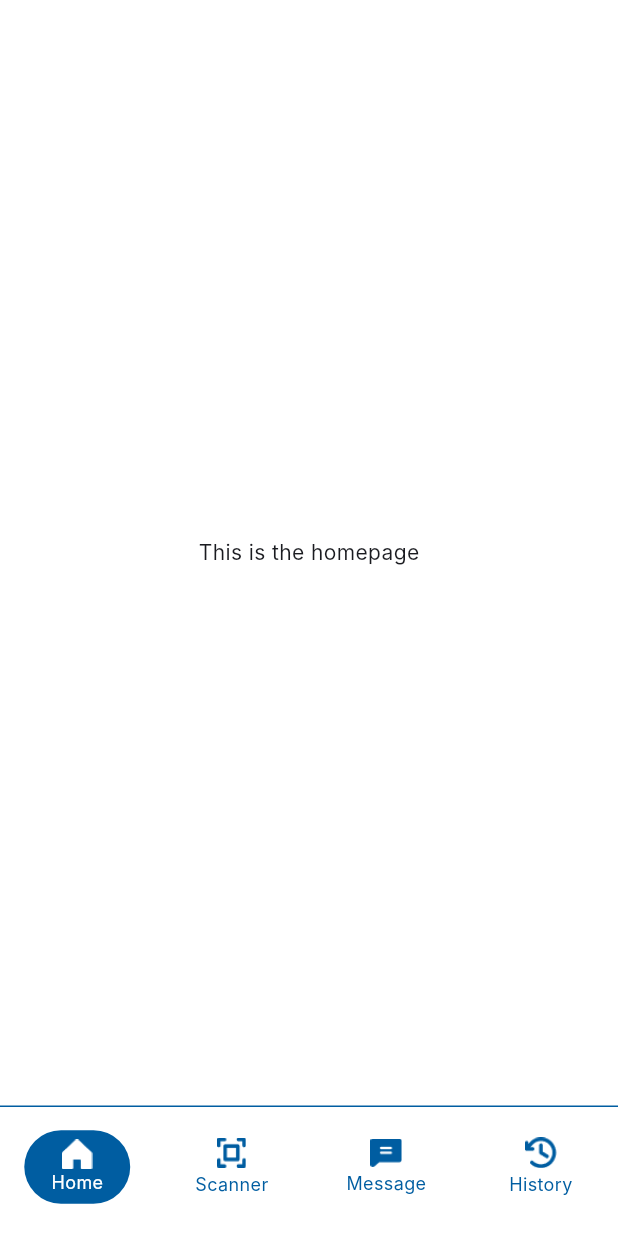
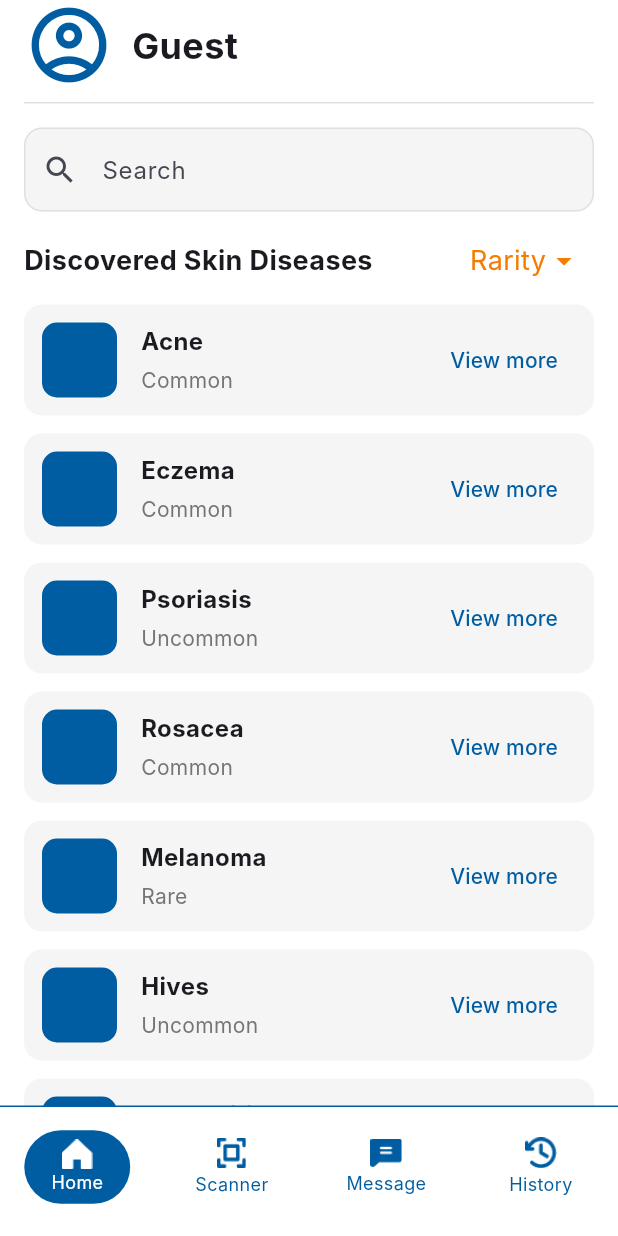
Before and after one commit to jysnz/AI-SKINWISE-V2, a Flutter app: the screen it shows after launch, on a phone screen of 412 x 824 dp. Run offline on Flutter 3.47's test engine with Material 3 defaults, Android fonts, the phone set to English and light mode, and no system bars; our stand-ins replace camera, google_fonts, image_picker; Roboto replaces fonts that are missing (Inter).

Commit message:
dashboard content done

```diff
--- /dev/null
+++ b/lib/Pages/Dashboard_Page/DashboardContent.dart
@@ -0,0 +1,378 @@
+// File: dashboard/DashboardContent.dart
+
+import 'package:flutter/material.dart';
+import 'AccountPage.dart'; // Import the account page for navigation
+
+class DashboardContent extends StatefulWidget {
+  DashboardContent({Key? key}) : super(key: key);
+
+  @override
+  State<DashboardContent> createState() => _DashboardContentState();
+}
+
+class _DashboardContentState extends State<DashboardContent> {
+
+  // --- STATE VARIABLES ---
+
+  List<Map<String, String>> _masterDiseaseList = []; // Holds all data from DB
+  List<Map<String, String>> _filteredDiseaseList = []; // Holds the displayed data
+  bool _isLoading = true;
+
+  final List<String> _rarityOptions = ['All', 'Common', 'Uncommon', 'Rare', 'Very Rare'];
+  String _selectedRarity = 'All';
+
+  final TextEditingController _searchController = TextEditingController();
+  final FocusNode _searchFocusNode = FocusNode();
+  bool _isSearchActive = false;
+
+
+  @override
+  void initState() {
+    super.initState();
+    _fetchDiseasesFromDatabase();
+
+    _searchFocusNode.addListener(() {
+      setState(() {
+        _isSearchActive = _searchFocusNode.hasFocus;
+      });
+    });
+
+    _searchController.addListener(() {
+      _filterList();
+    });
+  }
+
+  @override
+  void dispose() {
+    _searchController.dispose();
+    _searchFocusNode.dispose();
+    super.dispose();
+  }
+
+  Future<void> _fetchDiseasesFromDatabase() async {
+    await Future.delayed(const Duration(seconds: 2)); // Simulate network call
+
+    final List<Map<String, String>> dataFromDb = [
+      {'name': 'Acne', 'rarity': 'Common'},
+      {'name': 'Eczema', 'rarity': 'Common'},
+      {'name': 'Psoriasis', 'rarity': 'Uncommon'},
+      {'name': 'Rosacea', 'rarity': 'Common'},
+      {'name': 'Melanoma', 'rarity': 'Rare'},
+      {'name': 'Hives', 'rarity': 'Uncommon'},
+      {'name': 'Dermatitis', 'rarity': 'Common'},
+      {'name': 'Vitiligo', 'rarity': 'Very Rare'},
+    ];
+
+    if (mounted) {
+      setState(() {
+        _masterDiseaseList = dataFromDb;
+        _filteredDiseaseList = dataFromDb; // Initially, show all
+        _isLoading = false;
+      });
+    }
+  }
+
+  void _filterList() {
+    final String query = _searchController.text.toLowerCase();
+
+    List<Map<String, String>> filteredList = _masterDiseaseList;
+
+    if (_selectedRarity != 'All') {
+      filteredList = filteredList.where((disease) {
+        return disease['rarity'] == _selectedRarity;
+      }).toList();
+    }
+
+    if (query.isNotEmpty) {
+      filteredList = filteredList.where((disease) {
+        return disease['name']!.toLowerCase().contains(query);
+      }).toList();
+    }
+
+    setState(() {
+      _filteredDiseaseList = filteredList;
+    });
+  }
+
+
+  @override
+  Widget build(BuildContext context) {
+    return SafeArea(
+      child: SingleChildScrollView(
+        child: Column(
+          crossAxisAlignment: CrossAxisAlignment.start,
+          children: [
+
+            // 1. Custom Header (Profile)
+            InkWell(
+              onTap: () {
+                Navigator.push(
+                  context,
+                  MaterialPageRoute(builder: (context) => const AccountPage()),
+                );
+              },
+              child: Padding(
+                padding: const EdgeInsets.symmetric(horizontal: 16.0),
+                child: Row(
+                  children: [
+                    Icon(Icons.account_circle_outlined, size: 60, color: Color(0xFF005DA1)),
+                    const SizedBox(width: 12),
+                    const Text(
+                      'Guest',
+                      style: TextStyle(fontSize: 24, fontWeight: FontWeight.bold),
+                    ),
+                  ],
+                ),
+              ),
+            ),
+
+            // Line between Guest and Search Bar ✅
+            Padding(
+              padding: const EdgeInsets.symmetric(horizontal: 16.0, vertical: 8.0),
+              child: Divider(
+                thickness: 1,
+                height: 1,
+                color: Colors.grey[300],
+              ),
+            ),
+
+
+
+            // 2. Search Bar
+            Padding(
+              padding: const EdgeInsets.fromLTRB(16.0, 8.0, 16.0, 20.0),
+              child: AnimatedContainer(
+                duration: const Duration(milliseconds: 200),
+                decoration: BoxDecoration(
+                  borderRadius: BorderRadius.circular(12.0),
+                ),
+                child: TextField(
+                  controller: _searchController,
+                  focusNode: _searchFocusNode,
+                  decoration: InputDecoration(
+                    hintText: 'Search',
+                    prefixIcon: const Icon(Icons.search),
+                    border: OutlineInputBorder(
+                      borderRadius: BorderRadius.circular(12.0),
+                      borderSide: BorderSide(
+                        color: _isSearchActive ? Color(0xFF005DA1) : Colors.transparent,
+                        width: 1.5,
+                      ),
+                    ),
+                    enabledBorder: OutlineInputBorder(
+                      borderRadius: BorderRadius.circular(12.0),
+                      borderSide: BorderSide(
+                        color: Colors.grey[300]!,
+                        width: 1.0,
+                      ),
+                    ),
+                    focusedBorder: OutlineInputBorder(
+                      borderRadius: BorderRadius.circular(12.0),
+                      borderSide: BorderSide(
+                        color: Color(0xFF005DA1),
+                        width: 2.0,
+                      ),
+                    ),
+                    filled: true,
+                    fillColor: Colors.grey[100],
+                  ),
+                ),
+              ),
+            ),
+
+            // 3. Section Header (Rarity Dropdown)
+            Padding(
+              padding: const EdgeInsets.fromLTRB(16.0, 0, 16.0, 10.0),
+              child: Row(
+                mainAxisAlignment: MainAxisAlignment.spaceBetween,
+                children: [
+                  const Text(
+                    'Discovered Skin Diseases',
+                    style: TextStyle(fontSize: 18, fontWeight: FontWeight.bold),
+                  ),
+
+                  // --- MODIFIED: Replaced Dropdown with PopupMenuButton for precise layout ---
+                  PopupMenuButton<String>(
+
+                    // --- NEW 1: Adjusts the pop-up location ---
+                    // (dx, dy) - 0 horizontal, 40 pixels down
+                    offset: const Offset(0, 30),
+
+                    // --- NEW 2: Adjusts the menu's width ---
+                    constraints: const BoxConstraints(
+                      minWidth: 160, // Forces menu to be at least 160px wide
+                    ),
+
+                    // This builds the "Rarity" button
+                    child: Padding(
+                      padding: const EdgeInsets.symmetric(horizontal: 8.0), //Gives it some tap space
+                      child: Row(
+                        mainAxisSize: MainAxisSize.min,
+                        children: [
+                          Text(
+                            'Rarity', // This is now a static label
+                            style: TextStyle(
+                              color: Colors.orange[700],
+                              fontSize: 18,
+                              fontWeight: FontWeight.normal,
+                            ),
+                          ),
+                          Icon(Icons.arrow_drop_down, color: Colors.orange[700]),
+                        ],
+                      ),
+                    ),
+
+                    onSelected: (String newValue) {
+                      setState(() {
+                        _selectedRarity = newValue;
+                      });
+                      _filterList();
+                    },
+
+                    // These properties style the menu itself
+                    color: const Color(0xFF005DA1), // Blue background
+                    shape: RoundedRectangleBorder(
+                      borderRadius: BorderRadius.circular(12),
+                    ),
+
+                    // This builds the list of items
+                    itemBuilder: (BuildContext context) {
+                      return _rarityOptions.map((String value) {
+                        bool isSelected = (_selectedRarity == value);
+
+                        return PopupMenuItem<String>(
+                          value: value,
+                          padding: EdgeInsets.zero,
+                          child: Container(
+                            width: double.infinity,
+                            // ✅ Margin pushes the selected highlight inward
+                            margin: EdgeInsets.symmetric(
+                              horizontal: isSelected ? 8.0 : 0.0,
+                            ),
+                            padding: const EdgeInsets.symmetric(horizontal: 16, vertical: 12),
+                            decoration: BoxDecoration(
+                              color: isSelected ? Colors.white : Colors.transparent,
+                              borderRadius: BorderRadius.circular(8.0),
+                            ),
+                            child: Text(
+                              value,
+                              style: TextStyle(
+                                color: isSelected ? Color(0xFF005DA1) : Colors.white,
+                                fontWeight: isSelected ? FontWeight.bold : FontWeight.normal,
+                              ),
+                            ),
+                          ),
+
+                        );
+
+                      }).toList();
+                    },
+                  ),
+                ], // <-- This bracket closes the Row's children
+              ), // <-- This parenthesis closes the Row
+            ), // <-- This parenthesis closes the Padding
+
+            // 4. List of Diseases
+            Container(
+              child: _isLoading
+                  ? const Center(
+                child: Padding(
+                  padding: EdgeInsets.all(32.0),
+                  child: CircularProgressIndicator(),
+                ),
+              )
+                  : _filteredDiseaseList.isEmpty
+                  ? const Center(
+                child: Padding(
+                  padding: EdgeInsets.all(32.0),
+                  child: Text('No diseases found.'),
+                ),
+              )
+                  : ListView.builder(
+                itemCount: _filteredDiseaseList.length,
+                shrinkWrap: true,
+                physics: const NeverScrollableScrollPhysics(),
+                itemBuilder: (context, index) {
+                  final disease = _filteredDiseaseList[index];
+                  return DiseaseCard(
+                    name: disease['name']!,
+                    rarity: disease['rarity']!,
+                  );
+                },
+              ),
+            ),
+          ],
+        ),
+      ),
+    );
+  }
+}
+
+
+// 5. Reusable Card Widget - No changes needed
+class DiseaseCard extends StatelessWidget {
+  final String name;
+  final String rarity;
+
+  const DiseaseCard({
+    Key? key,
+    required this.name,
+    required this.rarity,
+  }) : super(key: key);
+
+  @override
+  Widget build(BuildContext context) {
+    return Padding(
+      padding: const EdgeInsets.symmetric(horizontal: 16.0, vertical: 6.0),
+      child: Container(
+        padding: const EdgeInsets.all(12.0),
+        decoration: BoxDecoration(
+          color: Colors.grey[100],
+          borderRadius: BorderRadius.circular(12.0),
+        ),
+        child: Row(
+          children: [
+            Container(
+              width: 50,
+              height: 50,
+              decoration: BoxDecoration(
+                color: const Color(0xFF005DA1),
+                borderRadius: BorderRadius.circular(10.0),
+              ),
+            ),
+            const SizedBox(width: 16),
+            Expanded(
+              child: Column(
+                crossAxisAlignment: CrossAxisAlignment.start,
+                children: [
+                  Text(
+                    name,
+                    style: const TextStyle(
+                      fontSize: 16,
+                      fontWeight: FontWeight.bold,
+                    ),
+                  ),
+                  const SizedBox(height: 4),
+                  Text(
+                    rarity,
+                    style: TextStyle(
+                      fontSize: 14,
+                      color: Colors.grey[600],
+                    ),
+                  ),
+                ],
+              ),
+            ),
+            TextButton(
+              onPressed: () { /* TODO: Implement View more logic */ },
+              child: const Text(
+                'View more',
+                style: TextStyle(color: Color(0xFF005DA1)),
+              ),
+            ),
+          ],
+        ),
+      ),
+    );
+  }
+}
--- a/lib/Pages/Dashboard_Page/Homepage.dart
+++ b/lib/Pages/Dashboard_Page/Homepage.dart
@@ -3,6 +3,7 @@ import 'package:flutter/material.dart';
 import '../Scanner_Page/ScannerPage.dart';
 import '../History_Page/HistoryPage.dart';
 import '../Messages_Page/MessagesPage.dart';
+import 'DashboardContent.dart';
 
 class Homepage extends StatefulWidget {
   const Homepage({super.key});
@@ -14,13 +15,11 @@ class Homepage extends StatefulWidget {
 class _HomepageState extends State<Homepage> {
   int _selectedIndex = 0;
 
-  static const List<Widget> _widgetOptions = <Widget>[
-    Center(
-      child: Text("This is the homepage"),
-    ),
-    Scannerpage(),
-    Messagespage(),
-    Historypage(),
+  static List<Widget> _widgetOptions = <Widget>[
+    DashboardContent(), // <-- CHANGE THIS LINE
+    const Scannerpage(),
+    const Messagespage(),
+    const Historypage(),
   ];
 
   void _onItemTapped(int index) {
```
Also changed, not shown: lib/Pages/Dashboard_Page/AccountPage.dart (added, +164 -0 lines), pubspec.lock, 1 other file.
